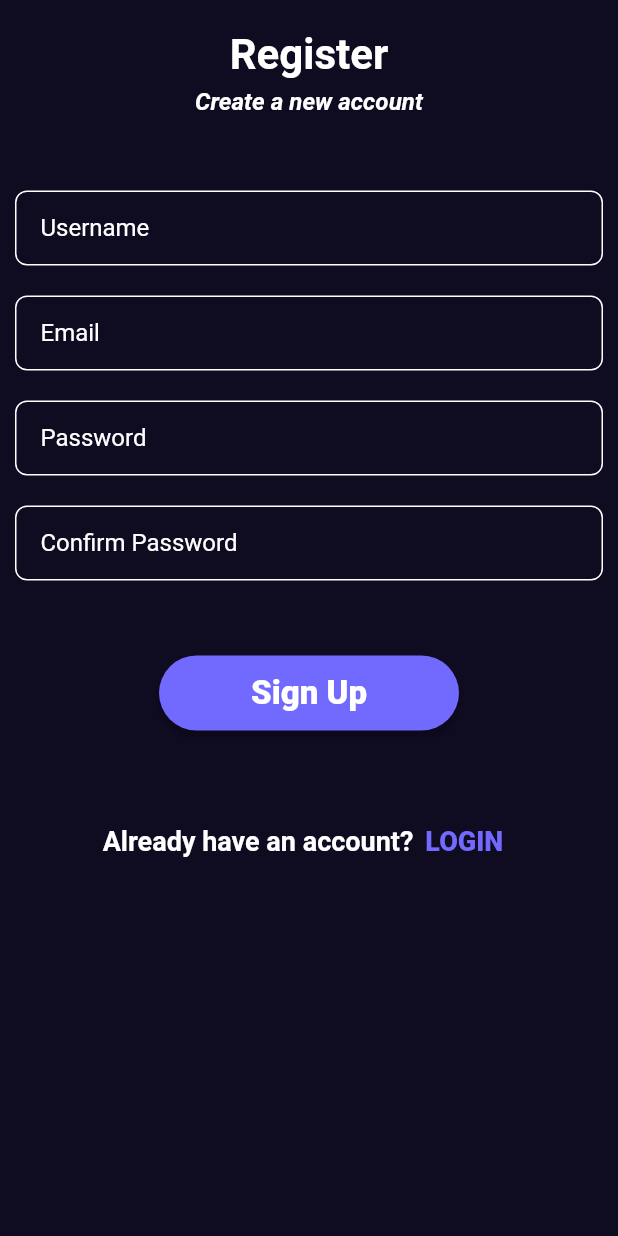
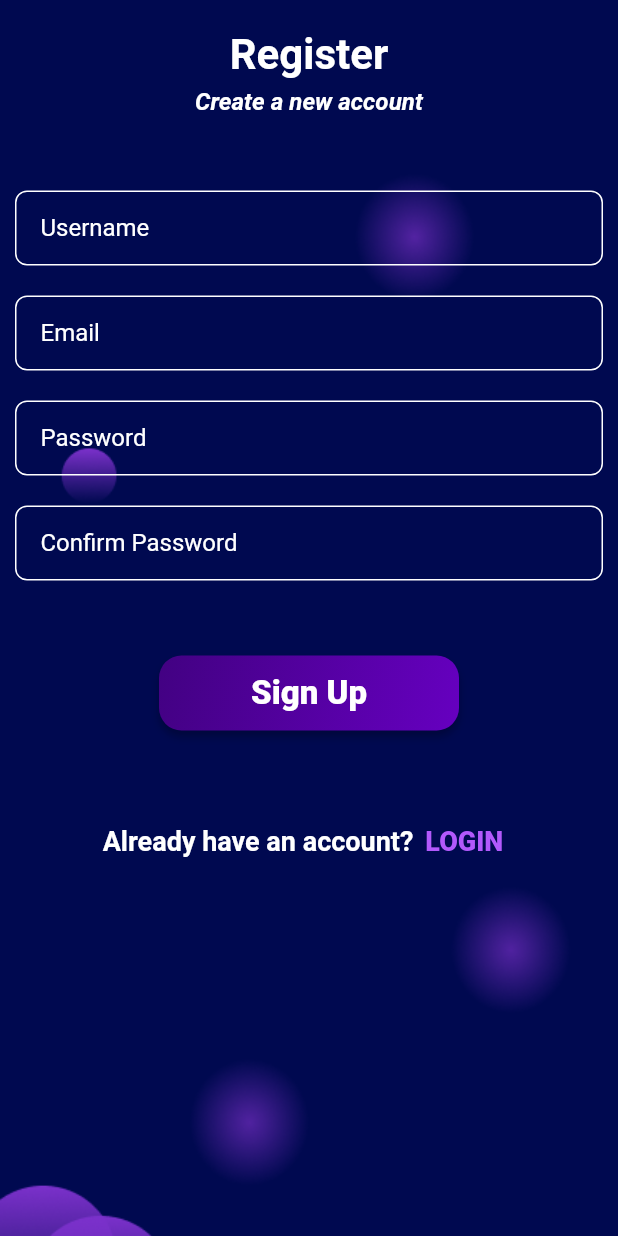
Before and after one commit to kushm121/MonTrack-App, a Flutter app: the screen it shows after launch, after a tap on "Sign Up", on a phone screen of 412 x 824 dp. Run offline on Flutter 3.47's test engine with Material 2 defaults, Android fonts, the phone set to English and light mode, and no system bars; our stand-ins replace cloud_firestore, firebase_auth, firebase_core, fluttertoast; missing offline and left inert: modal_progress_hud_alt; accounts and stored records are empty; Roboto replaces fonts that are missing (Circular).

Commit message:
new file:   assets/images/pbg.png 	modified:   lib/Login.dart 	modified:   lib/SignUp.dart 	modified:   lib/dashboard.dart 	modified:   lib/landing.dart 	modified:   linux/flutter/generated_plugin_registrant.cc 	modified:   linux/flutter/generated_plugins.cmake 	modified:   macos/Flutter/GeneratedPluginRegistrant.swift 	modified:   pubspec.lock 	modified:   pubspec.yaml 	modified:   windows/flutter/generated_plugin_registrant.cc 	modified:   windows/flutter/generated_plugins.cmake

```diff
--- a/lib/SignUp.dart
+++ b/lib/SignUp.dart
@@ -4,7 +4,7 @@ import 'Login.dart';
 import 'package:firebase_auth/firebase_auth.dart';
 import 'package:firebase_core/firebase_core.dart';
 import 'package:cloud_firestore/cloud_firestore.dart';
-// import 'package:fluttertoast/fluttertoast.dart';
+import 'package:fluttertoast/fluttertoast.dart';
 
 class SignUp extends StatefulWidget {
   const SignUp({Key? key}) : super(key: key);
@@ -53,8 +53,9 @@ class _SignUpState extends State<SignUp> {
       home: Scaffold(
         body: Container(
           decoration: BoxDecoration(
-            color: Color.fromARGB(255, 15, 11, 33),
-          ),
+              image: DecorationImage(
+                  image: AssetImage("assets/images/pbg.png"),
+                  fit: BoxFit.cover)),
           child: ListView(
             physics: const BouncingScrollPhysics(
               parent: AlwaysScrollableScrollPhysics(),
@@ -211,8 +212,15 @@ class _SignUpState extends State<SignUp> {
                       height: 50,
                       width: 200,
                       decoration: BoxDecoration(
-                        color: Color.fromARGB(255, 114, 105, 255),
-                        borderRadius: BorderRadius.circular(100),
+                        gradient: LinearGradient(
+                          colors: [
+                            Color.fromARGB(255, 66, 1, 130),
+                            Color.fromARGB(255, 102, 0, 192)
+                          ],
+                          begin: Alignment.topLeft,
+                          end: Alignment.bottomRight,
+                        ),
+                        borderRadius: BorderRadius.circular(15),
                         boxShadow: [
                           BoxShadow(
                             color: Colors.black.withOpacity(0.25),
@@ -267,7 +275,7 @@ class _SignUpState extends State<SignUp> {
                           child: Text(
                             'LOGIN',
                             style: TextStyle(
-                              color: Color.fromARGB(255, 114, 105, 255),
+                              color: Color.fromARGB(255, 178, 89, 252),
                               fontFamily: 'Circular',
                               fontWeight: FontWeight.w900,
                               fontSize: 18,
@@ -295,7 +303,15 @@ class _SignUpState extends State<SignUp> {
           .doc(userCredential.user!.email)
           .set({'email': email, 'username': username});
 
-      // Fluttertoast.showToast(msg: 'Verification email sent!');
+      Fluttertoast.showToast(msg: 'Sign up successful!');
+
+      // Update text controllers to show hints after successful signup
+      setState(() {
+        _usernameController.text = 'Username';
+        _emailController.text = 'Email';
+        _passwordController.text = 'Password';
+        _confirmPasswordController.text = 'Confirm Password';
+      });
     } catch (e) {
       String errorcode = '';
       errorcode = e.toString();
--- a/lib/dashboard.dart
+++ b/lib/dashboard.dart
@@ -17,8 +17,9 @@ class _dashboardState extends State<dashboard> {
       home: Scaffold(
         body: Container(
           decoration: BoxDecoration(
-            color: Color.fromARGB(255, 15, 11, 33),
-          ),
+              image: DecorationImage(
+                  image: AssetImage("assets/images/pbg.png"),
+                  fit: BoxFit.cover)),
           child: ListView(
             physics: const BouncingScrollPhysics(
               parent: AlwaysScrollableScrollPhysics(),
--- a/lib/landing.dart
+++ b/lib/landing.dart
@@ -18,8 +18,9 @@ class _LandingPageState extends State<LandingPage> {
         home: Scaffold(
           body: Container(
             decoration: BoxDecoration(
-              color: Color.fromARGB(255, 15, 11, 33),
-            ),
+                image: DecorationImage(
+                    image: AssetImage("assets/images/pbg.png"),
+                    fit: BoxFit.cover)),
             child: ListView(
               physics: const BouncingScrollPhysics(
                   parent: AlwaysScrollableScrollPhysics()),
@@ -40,9 +41,18 @@ class _LandingPageState extends State<LandingPage> {
                                 fit: BoxFit.cover),
                           )),
                       SizedBox(
-                        height: 15,
+                        height: 10,
                       ),
-                      Text("A FINANCIAL TRACKING SOLUTION",
+                      Text("THE COMPLETE WALLET",
+                          style: TextStyle(
+                              color: Color.fromARGB(255, 178, 89, 252),
+                              fontWeight: FontWeight.w600,
+                              fontStyle: FontStyle.italic,
+                              fontSize: 15)),
+                      SizedBox(
+                        height: 10,
+                      ),
+                      Text("Track your expenses effortlessly",
                           style: TextStyle(
                               color: Colors.white,
                               fontWeight: FontWeight.w600,
@@ -51,13 +61,7 @@ class _LandingPageState extends State<LandingPage> {
                       SizedBox(
                         height: 100,
                       ),
-                      Container(
-                          height: 220,
-                          width: 370,
-                          decoration: BoxDecoration(
-                              color: Color.fromARGB(255, 35, 28, 69),
-                              borderRadius: BorderRadius.circular(20)),
-                          child: Column(
+                      Column(
                         children: [
                           SizedBox(
                             height: 30,
@@ -66,8 +70,15 @@ class _LandingPageState extends State<LandingPage> {
                             height: 50,
                             width: 200,
                             decoration: BoxDecoration(
-                                  color: Color.fromARGB(255, 114, 105, 255),
-                                  borderRadius: BorderRadius.circular(100),
+                              gradient: LinearGradient(
+                                colors: [
+                                  Color.fromARGB(255, 66, 1, 130),
+                                  Color.fromARGB(255, 102, 0, 192)
+                                ],
+                                begin: Alignment.topLeft,
+                                end: Alignment.bottomRight,
+                              ),
+                              borderRadius: BorderRadius.circular(15),
                               boxShadow: [
                                 BoxShadow(
                                   color: Colors.black.withOpacity(0.25),
@@ -109,8 +120,15 @@ class _LandingPageState extends State<LandingPage> {
                             height: 50,
                             width: 200,
                             decoration: BoxDecoration(
-                                  color: Color.fromARGB(255, 114, 105, 255),
-                                  borderRadius: BorderRadius.circular(100),
+                              gradient: LinearGradient(
+                                colors: [
+                                  Color.fromARGB(255, 66, 1, 130),
+                                  Color.fromARGB(255, 102, 0, 192)
+                                ],
+                                begin: Alignment.topLeft,
+                                end: Alignment.bottomRight,
+                              ),
+                              borderRadius: BorderRadius.circular(15),
                               boxShadow: [
                                 BoxShadow(
                                   color: Colors.black.withOpacity(0.25),
@@ -146,7 +164,7 @@ class _LandingPageState extends State<LandingPage> {
                             ),
                           ),
                         ],
-                          ))
+                      )
                     ],
                   ),
                 )
--- a/pubspec.yaml
+++ b/pubspec.yaml
@@ -38,6 +38,9 @@ dependencies:
   cupertino_icons: ^1.0.2
   firebase_auth: ^4.16.0
   cloud_firestore: ^4.14.0
+  modal_progress_hud_nsn: ^0.3.0
+  modal_progress_hud_alt: ^1.0.0
+  fluttertoast: ^8.2.4
   # fluttertoast: ^8.2.4
 
 dev_dependencies:
```
Also changed, not shown: lib/Login.dart (+82 -12 lines), assets/images/pbg.png (added), pubspec.lock, 5 other files. Lines whose indentation alone changed are shown as unchanged.
